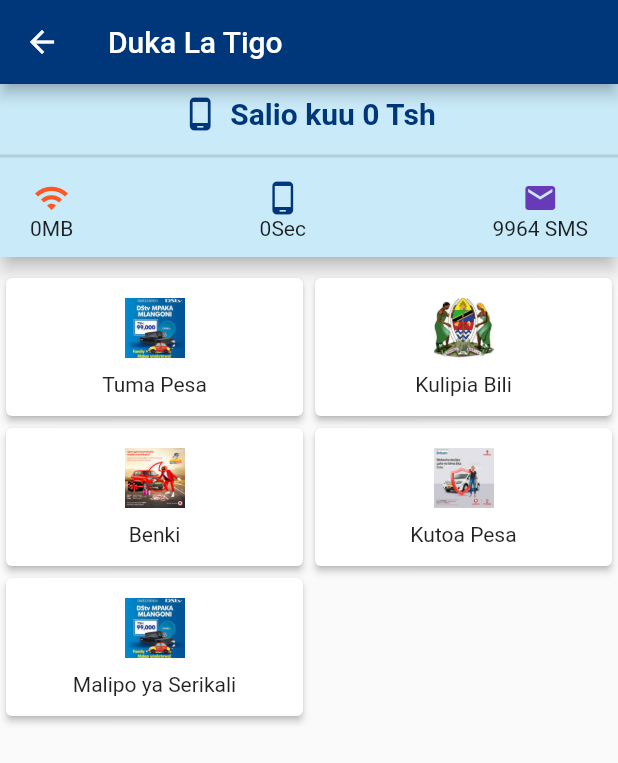
After one commit to Mideny21/tigopesa_ui, a Flutter app: the DukaLaTigoScreen screen opened directly, on a phone screen of 412 x 824 dp. The commit adds this screen. Shown: the top 763 px of the screen. Run offline on Flutter 3.47's test engine with Material 2 defaults, Android fonts, the light colour scheme and no system bars; our stand-ins replace badges, smooth_page_indicator; missing offline and left inert: dart:ffi.

Commit message:
two pages done

```diff
--- a/lib/data/services.dart
+++ b/lib/data/services.dart
@@ -8,64 +8,87 @@
     "image": "assets/images/dstv.jpeg",
     "secondary": "assets/images/dstvlogo.jpeg",
     "name": "Tuma Pesa",
-    "badge": false,
-    "function": (BuildContext context) =>
-        nextScreen(context, const TumePesaScreen()),
+    "badge": false
   },
   {
     "image": "assets/images/uhuru na umoja.jpeg",
     "secondary": "assets/images/gepg.png",
     "name": "Kulipia Bili",
-    "badge": false,
-    "function": null
+    "badge": false
   },
   {
     "image": "assets/images/mastaa shangwe.jpeg",
     "secondary": "assets/images/captain.jpeg",
     "name": "Benki",
-    "badge": false,
-    "function": null
+    "badge": false
   },
   {
     "image": "assets/images/vodabima.jpeg",
     "secondary": "assets/images/mpwa.png",
     "name": "Kutoa Pesa",
-    "badge": false,
-    "function": null
+    "badge": false
   },
   {
     "image": "assets/images/dstv.jpeg",
     "secondary": "assets/images/dstvlogo.jpeg",
     "name": "Malipo ya Serikali",
-    "badge": false,
-    "function": null
+    "badge": false
   },
   {
     "image": "assets/images/dstv.jpeg",
     "secondary": "assets/images/dstvlogo.jpeg",
     "name": "Lipa Kwa Simu",
-    "badge": true,
-    "function": null
+    "badge": true
   },
   {
     "image": "assets/images/dstv.jpeg",
     "secondary": "assets/images/dstvlogo.jpeg",
     "name": "Duka La tigo",
-    "badge": false,
-    "function": null
+    "badge": false
   },
   {
     "image": "assets/images/dstv.jpeg",
     "secondary": "assets/images/dstvlogo.jpeg",
     "name": "Tuma Nje ya Nchi",
-    "badge": false,
-    "function": null
+    "badge": false
   },
   {
     "image": "assets/images/dstv.jpeg",
     "secondary": "assets/images/dstvlogo.jpeg",
     "name": "Huduma za Kifedha",
-    "badge": true,
-    "function": null
+    "badge": true
   },
 ];
+
+List<Map> dukalaTigoServices = [
+  {
+    "image": "assets/images/dstv.jpeg",
+    "secondary": "assets/images/dstvlogo.jpeg",
+    "name": "Tuma Pesa",
+    "badge": false
+  },
+  {
+    "image": "assets/images/uhuru na umoja.jpeg",
+    "secondary": "assets/images/gepg.png",
+    "name": "Kulipia Bili",
+    "badge": false
+  },
+  {
+    "image": "assets/images/mastaa shangwe.jpeg",
+    "secondary": "assets/images/captain.jpeg",
+    "name": "Benki",
+    "badge": false
+  },
+  {
+    "image": "assets/images/vodabima.jpeg",
+    "secondary": "assets/images/mpwa.png",
+    "name": "Kutoa Pesa",
+    "badge": false
+  },
+  {
+    "image": "assets/images/dstv.jpeg",
+    "secondary": "assets/images/dstvlogo.jpeg",
+    "name": "Malipo ya Serikali",
+    "badge": false
+  }
+];
--- /dev/null
+++ b/lib/pages/duka_la_tigo.dart
@@ -0,0 +1,132 @@
+import 'package:flutter/material.dart';
+import 'package:tigo_pesa/utils/colors.dart';
+
+import 'package:tigo_pesa/widgets/appBar.dart';
+
+import '../data/services.dart';
+
+class DukaLaTigoScreen extends StatefulWidget {
+  const DukaLaTigoScreen({super.key});
+
+  @override
+  State<DukaLaTigoScreen> createState() => _DukaLaTigoScreenState();
+}
+
+class _DukaLaTigoScreenState extends State<DukaLaTigoScreen> {
+  @override
+  Widget build(BuildContext context) {
+    return Scaffold(
+      appBar: MyAppBar(title: "Duka La Tigo"),
+      body: SingleChildScrollView(
+          child: Column(
+        children: [
+          Material(
+            elevation: 5,
+            child: Container(
+              height: MediaQuery.of(context).size.height * 0.14,
+              decoration:
+                  BoxDecoration(color: Colors.lightBlue.withOpacity(0.2)),
+              child: Column(children: [
+                Padding(
+                  padding: const EdgeInsets.all(8.0),
+                  child: Row(
+                    mainAxisAlignment: MainAxisAlignment.center,
+                    children: [
+                      Icon(Icons.phone_android_outlined,
+                          color: AppColors.primaryColor),
+                      SizedBox(width: 8),
+                      Text(
+                        "Salio kuu 0 Tsh",
+                        style: TextStyle(
+                            fontSize: 20,
+                            color: AppColors.primaryColor,
+                            fontWeight: FontWeight.bold),
+                      ),
+                    ],
+                  ),
+                ),
+                const Divider(thickness: 2),
+                Padding(
+                  padding:
+                      const EdgeInsets.symmetric(horizontal: 20.0, vertical: 8),
+                  child: Row(
+                    mainAxisAlignment: MainAxisAlignment.spaceBetween,
+                    children: [
+                      DukaLatigoLayout1(
+                          icon: Icons.wifi,
+                          text: '0MB',
+                          iconColor: Colors.deepOrange),
+                      DukaLatigoLayout1(
+                          icon: Icons.phone_android,
+                          text: '0Sec',
+                          iconColor: AppColors.primaryColor),
+                      DukaLatigoLayout1(
+                          icon: Icons.email,
+                          text: '9964 SMS',
+                          iconColor: Colors.deepPurple)
+                    ],
+                  ),
+                )
+              ]),
+            ),
+          ),
+          const SizedBox(height: 10),
+          GridView.builder(
+            gridDelegate: const SliverGridDelegateWithFixedCrossAxisCount(
+                mainAxisSpacing: 0,
+                crossAxisSpacing: 0,
+                mainAxisExtent: 100,
+                crossAxisCount: 2),
+            shrinkWrap: true,
+            physics: const ScrollPhysics(),
+            itemCount: dukalaTigoServices.length,
+            itemBuilder: ((context, index) {
+              return Card(
+                elevation: 2,
+                child: Padding(
+                  padding: const EdgeInsets.symmetric(horizontal: 8.0),
+                  child: Column(
+                    mainAxisAlignment: MainAxisAlignment.center,
+                    crossAxisAlignment: CrossAxisAlignment.center,
+                    children: [
+                      Image.asset(services[index]['image'],
+                          height: 40, fit: BoxFit.cover),
+                      const SizedBox(height: 10),
+                      Text(services[index]['name'],
+                          overflow: TextOverflow.ellipsis),
+                    ],
+                  ),
+                ),
+              );
+            }),
+          )
+        ],
+      )),
+    );
+  }
+}
+
+class DukaLatigoLayout1 extends StatelessWidget {
+  final IconData icon;
+  final Color iconColor;
+  final String text;
+  const DukaLatigoLayout1({
+    Key? key,
+    required this.icon,
+    required this.iconColor,
+    required this.text,
+  }) : super(key: key);
+
+  @override
+  Widget build(BuildContext context) {
+    return Column(
+      children: [
+        Icon(
+          icon,
+          color: iconColor,
+        ),
+        Text(text)
+      ],
+    );
+  }
+}
```
Also changed, not shown: lib/components/service_panel.dart (+15 -1 lines), lib/pages/chagua_bill.dart (+10 -1 lines), lib/pages/hudumaZaKifedha.dart (added, +108 -0 lines), lib/widgets/custom_button.dart (+6 -2 lines).
